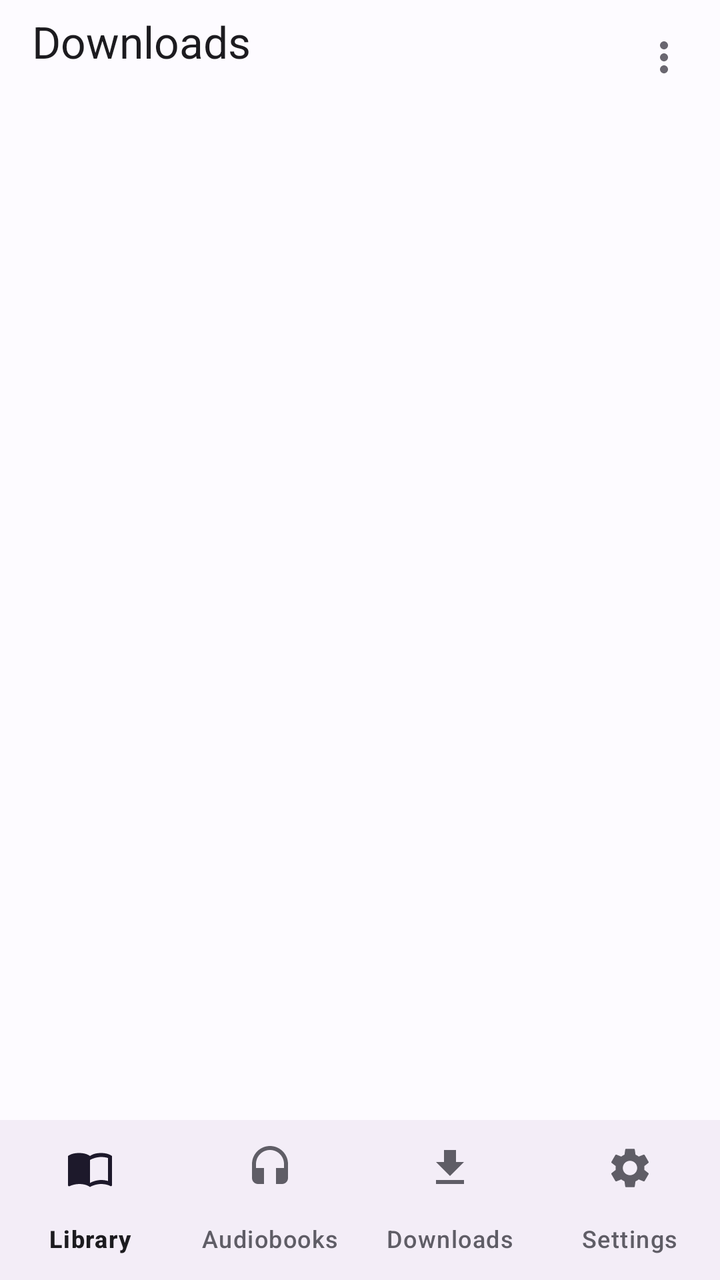
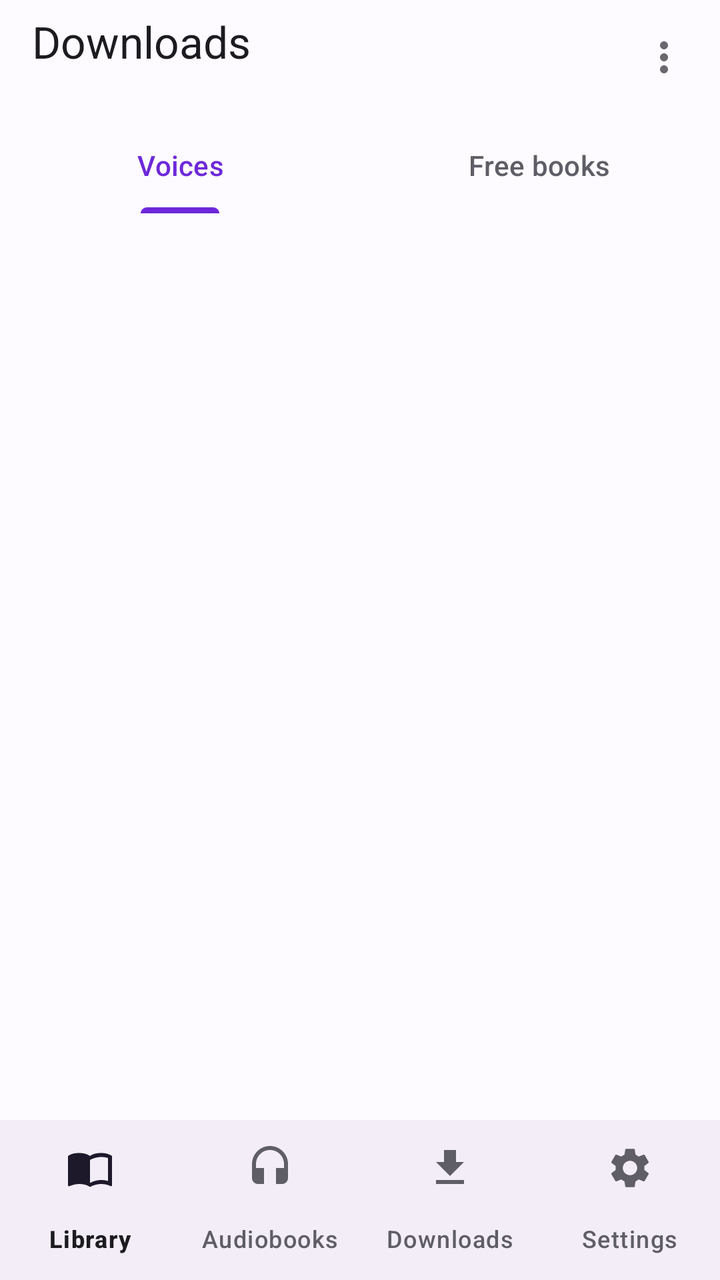

The first picture is an Android layout as it rendered before a commit; the second is the same layout after the commit. The layout source and the unified diff follow.
<!-- AndroidManifest.xml: application theme AppTheme -->
<!-- res/layout/activity_download_central.xml -->
<?xml version="1.0" encoding="utf-8"?>
<LinearLayout
    xmlns:android="http://schemas.android.com/apk/res/android"
    xmlns:app="http://schemas.android.com/apk/res-auto"
    android:layout_width="match_parent"
    android:layout_height="match_parent"
    android:orientation="vertical"
    android:background="@color/color_background"
    android:fitsSystemWindows="true">

    
    <LinearLayout
        android:layout_width="match_parent"
        android:layout_height="wrap_content"
        android:minHeight="56dp"
        android:orientation="horizontal"
        android:paddingStart="16dp"
        android:paddingEnd="4dp"
        android:gravity="center_vertical">

        <ImageButton
            android:id="@+id/btnVoltarDownloads"
            android:layout_width="0dp"
            android:layout_height="0dp"
            android:visibility="gone"
            android:contentDescription="@string/cd_voltar"/>

        <LinearLayout
            android:layout_width="0dp"
            android:layout_height="wrap_content"
            android:layout_weight="1"
            android:orientation="vertical"
            android:paddingTop="6dp"
            android:paddingBottom="6dp">

            <TextView
                android:id="@+id/tvTituloDownloads"
                android:layout_width="match_parent"
                android:layout_height="wrap_content"
                android:text="@string/nav_downloads"
                android:textSize="22sp"
                android:textColor="@color/color_on_surface"/>

            <TextView
                android:id="@+id/tvEspacoLivre"
                android:layout_width="match_parent"
                android:layout_height="wrap_content"
                android:textColor="@color/color_on_surface_muted"
                android:textSize="12sp"/>
        </LinearLayout>

        <ImageButton
            android:id="@+id/btnMaisDownloads"
            android:layout_width="48dp"
            android:layout_height="48dp"
            android:background="@android:color/transparent"
            android:src="@drawable/ic_mais"
            app:tint="@color/color_on_surface_dim"
            android:contentDescription="@string/cd_mais_opcoes"
            android:tooltipText="@string/cd_mais_opcoes"/>
    </LinearLayout>

    <View
        android:layout_width="match_parent"
        android:layout_height="1dp"
        android:background="@color/color_divider"/>

    <androidx.recyclerview.widget.RecyclerView
        android:id="@+id/recyclerDownloads"
        android:layout_width="match_parent"
        android:layout_height="0dp"
        android:layout_weight="1"
        android:overScrollMode="never"/>

    <include
        layout="@layout/view_mini_player"
        android:layout_width="match_parent"
        android:layout_height="wrap_content"/>

    <include layout="@layout/view_barra_navegacao"/>

</LinearLayout>
<!-- res/layout/view_mini_player.xml (included above) -->
<?xml version="1.0" encoding="utf-8"?>
<LinearLayout
    xmlns:android="http://schemas.android.com/apk/res/android"
    xmlns:app="http://schemas.android.com/apk/res-auto"
    android:id="@+id/miniPlayerRoot"
    android:layout_width="match_parent"
    android:layout_height="wrap_content"
    android:orientation="vertical"
    android:background="@color/color_surface"
    android:elevation="8dp"
    android:visibility="gone">

    <View
        android:layout_width="match_parent"
        android:layout_height="1dp"
        android:background="@color/color_divider"/>

    
    <LinearLayout
        android:id="@+id/guidedIndicatorBar"
        android:layout_width="match_parent"
        android:layout_height="52dp"
        android:orientation="horizontal"
        android:gravity="center_vertical"
        android:paddingStart="14dp"
        android:paddingEnd="8dp"
        android:background="@color/color_surface"
        android:visibility="gone">

        <TextView
            android:id="@+id/guidedIndicatorText"
            android:layout_width="0dp"
            android:layout_height="wrap_content"
            android:layout_weight="1"
            android:maxLines="1"
            android:ellipsize="end"
            android:textSize="13sp"
            android:textStyle="bold"
            android:textColor="@color/color_on_surface"/>

        <ImageButton
            android:id="@+id/guidedIndicatorPlayPause"
            android:layout_width="48dp"
            android:layout_height="48dp"
            android:background="@android:color/transparent"
            android:padding="4dp"
            android:src="@drawable/ic_player_pause"
            app:tint="@color/color_primary"
            android:contentDescription="@string/cd_play_pause"
            android:tooltipText="@string/cd_play_pause"/>

    </LinearLayout>

    <LinearLayout
        android:id="@+id/miniPlayerBar"
        android:layout_width="match_parent"
        android:layout_height="56dp"
        android:orientation="horizontal"
        android:gravity="center_vertical"
        android:paddingStart="12dp"
        android:paddingEnd="8dp">

        <TextView
            android:id="@+id/miniPlayerNome"
            android:layout_width="0dp"
            android:layout_height="wrap_content"
            android:layout_weight="1"
            android:maxLines="1"
            android:ellipsize="end"
            android:textSize="13sp"
            android:textStyle="bold"
            android:textColor="@color/color_on_surface"/>

        <ImageButton
            android:id="@+id/miniPlayerPlayPause"
            android:layout_width="48dp"
            android:layout_height="48dp"
            android:background="@android:color/transparent"
            android:padding="4dp"
            android:src="@drawable/ic_player_play"
            app:tint="@color/color_primary"
            android:contentDescription="@string/cd_play_pause"
            android:tooltipText="@string/cd_play_pause"/>

        <ImageButton
            android:id="@+id/miniPlayerExpandir"
            android:layout_width="48dp"
            android:layout_height="48dp"
            android:background="@android:color/transparent"
            android:padding="6dp"
            android:src="@android:drawable/arrow_up_float"
            app:tint="@color/color_on_surface_muted"
            android:contentDescription="@string/cd_expandir_player"
            android:tooltipText="@string/cd_expandir_player"/>

        
        <ImageButton
            android:id="@+id/miniPlayerFechar"
            android:layout_width="48dp"
            android:layout_height="48dp"
            android:background="@android:color/transparent"
            android:padding="8dp"
            android:src="@drawable/ic_player_fechar"
            app:tint="@color/color_on_surface_muted"
            android:contentDescription="@string/cd_fechar_player"
            android:tooltipText="@string/cd_fechar_player"/>

    </LinearLayout>

    <LinearLayout
        android:id="@+id/miniPlayerExpanded"
        android:layout_width="match_parent"
        android:layout_height="wrap_content"
        android:orientation="vertical"
        android:paddingStart="12dp"
        android:paddingEnd="12dp"
        android:paddingBottom="8dp"
        android:visibility="gone">

        <TextView
            android:id="@+id/miniPlayerTempo"
            android:layout_width="match_parent"
            android:layout_height="wrap_content"
            android:gravity="end"
            android:textSize="12sp"
            android:textColor="@color/color_on_surface_muted"
            android:text="@string/tempo_inicial"/>

        <SeekBar
            android:id="@+id/miniPlayerSeek"
            android:contentDescription="@string/cd_posicao_audio"
            android:layout_width="match_parent"
            android:layout_height="wrap_content"
            android:progressTint="@color/color_primary"/>

        <LinearLayout
            android:layout_width="match_parent"
            android:layout_height="wrap_content"
            android:gravity="center"
            android:orientation="horizontal"
            android:layout_marginTop="4dp">

            <Button
                android:id="@+id/miniPlayerRecuar"
                android:layout_width="wrap_content"
                android:layout_height="wrap_content"
android:text="@string/mini_player_recuar"
                    android:textColor="@color/color_on_surface"
                    android:textSize="12sp"
                    style="@style/Widget.Material3.Button.TextButton"/>

            <ImageButton
                android:id="@+id/miniPlayerPlayPauseGrande"
                android:layout_width="52dp"
                android:layout_height="52dp"
                android:background="@drawable/bg_play_button"
                android:src="@drawable/ic_player_play"
                app:tint="@color/color_on_surface"
                android:contentDescription="@string/cd_play_pause"
                android:tooltipText="@string/cd_play_pause"
                android:layout_marginStart="8dp"
                android:layout_marginEnd="8dp"/>

            <Button
                android:id="@+id/miniPlayerAvancar"
                android:layout_width="wrap_content"
                android:layout_height="wrap_content"
android:text="@string/mini_player_avancar"
                    android:textColor="@color/color_on_surface"
                    android:textSize="12sp"
                    style="@style/Widget.Material3.Button.TextButton"/>

            <Button
                android:id="@+id/miniPlayerSleepTimer"
                android:layout_width="wrap_content"
                android:layout_height="wrap_content"
                android:text="😴"
                android:textSize="16sp"
                android:textColor="@color/color_on_surface"
                android:background="@android:color/transparent"
                android:contentDescription="@string/cd_sleep_timer"
                android:layout_marginStart="8dp"/>

        </LinearLayout>

        <HorizontalScrollView
            android:layout_width="match_parent"
            android:layout_height="wrap_content"
            android:scrollbars="none"
            android:layout_marginTop="4dp">

        <LinearLayout
            android:layout_width="wrap_content"
            android:layout_height="wrap_content"
            android:layout_gravity="center_horizontal"
            android:orientation="horizontal"
            android:gravity="center">

            <Button
                android:id="@+id/miniPlayerVel075"
                android:layout_width="wrap_content"
                android:layout_height="wrap_content"
android:text="@string/mini_player_vel_075"
                    android:textColor="@color/color_on_surface"
                android:textSize="12sp"
                style="@style/Widget.Material3.Button.TextButton"/>

            <Button
                android:id="@+id/miniPlayerVel100"
                android:layout_width="wrap_content"
                android:layout_height="wrap_content"
android:text="@string/mini_player_vel_100"
                    android:textColor="@color/color_on_surface"
                android:textSize="12sp"
                style="@style/Widget.Material3.Button.TextButton"/>

            <Button
                android:id="@+id/miniPlayerVel125"
                android:layout_width="wrap_content"
                android:layout_height="wrap_content"
android:text="@string/mini_player_vel_125"
                    android:textColor="@color/color_on_surface"
                android:textSize="12sp"
                style="@style/Widget.Material3.Button.TextButton"/>

            <Button
                android:id="@+id/miniPlayerVel150"
                android:layout_width="wrap_content"
                android:layout_height="wrap_content"
android:text="@string/mini_player_vel_150"
                    android:textColor="@color/color_on_surface"
                android:textSize="12sp"
                style="@style/Widget.Material3.Button.TextButton"/>

            <Button
                android:id="@+id/miniPlayerVel200"
                android:layout_width="wrap_content"
                android:layout_height="wrap_content"
android:text="@string/mini_player_vel_200"
                    android:textColor="@color/color_on_surface"
                android:textSize="12sp"
                style="@style/Widget.Material3.Button.TextButton"/>

        </LinearLayout>

        </HorizontalScrollView>

        <Button
            android:id="@+id/miniPlayerLerLivro"
            android:layout_width="wrap_content"
            android:layout_height="wrap_content"
            android:layout_gravity="center_horizontal"
            android:layout_marginTop="4dp"
            android:text="@string/mini_player_ler_livro"
            android:textColor="@color/color_on_surface"
            android:textSize="12sp"
            android:background="@android:color/transparent"
            android:visibility="gone"
            style="@style/Widget.Material3.Button.TextButton"/>

        <Button
            android:id="@+id/miniPlayerCapitulos"
            android:layout_width="wrap_content"
            android:layout_height="wrap_content"
            android:layout_gravity="center_horizontal"
            android:layout_marginTop="4dp"
            android:text="@string/action_capitulos"
            android:textColor="@color/color_on_surface"
            android:textSize="12sp"
            android:background="@android:color/transparent"
            android:visibility="gone"
            style="@style/Widget.Material3.Button.TextButton"/>

    </LinearLayout>

</LinearLayout>
<!-- res/layout/view_barra_navegacao.xml (included above) -->
<?xml version="1.0" encoding="utf-8"?>
<com.google.android.material.bottomnavigation.BottomNavigationView
    xmlns:android="http://schemas.android.com/apk/res/android"
    xmlns:app="http://schemas.android.com/apk/res-auto"
    android:id="@+id/navPrincipal"
    android:layout_width="match_parent"
    android:layout_height="wrap_content"
    android:background="?attr/lylyBarraNavegacao"
    app:menu="@menu/menu_navegacao_principal"
    app:labelVisibilityMode="labeled"/>
<!-- resources referenced by this layout -->
<resources>
  <!-- drawable bg_play_button (drawable) -->
  <?xml version="1.0" encoding="utf-8"?>
  <shape xmlns:android="http://schemas.android.com/apk/res/android"
      android:shape="oval">
      <solid android:color="@color/color_primary"/>
  </shape>
  <!-- drawable ic_player_fechar (drawable) -->
  <?xml version="1.0" encoding="utf-8"?>
  <vector xmlns:android="http://schemas.android.com/apk/res/android"
      android:width="24dp"
      android:height="24dp"
      android:viewportWidth="24"
      android:viewportHeight="24">
      <path
          android:fillColor="#FFFFFFFF"
          android:pathData="M19,6.41L17.59,5 12,10.59 6.41,5 5,6.41 10.59,12 5,17.59 6.41,19 12,13.41 17.59,19 19,17.59 13.41,12z"/>
  </vector>
  <!-- drawable ic_player_pause (drawable) -->
  <?xml version="1.0" encoding="utf-8"?>
  <vector xmlns:android="http://schemas.android.com/apk/res/android"
      android:width="24dp"
      android:height="24dp"
      android:viewportWidth="24"
      android:viewportHeight="24">
      <path
          android:fillColor="#FFFFFFFF"
          android:pathData="M6,19h4V5H6v14zM14,5v14h4V5h-4z"/>
  </vector>
  <!-- drawable ic_player_play (drawable) -->
  <?xml version="1.0" encoding="utf-8"?>
  <vector xmlns:android="http://schemas.android.com/apk/res/android"
      android:width="24dp"
      android:height="24dp"
      android:viewportWidth="24"
      android:viewportHeight="24">
      <path
          android:fillColor="#FFFFFFFF"
          android:pathData="M8,5v14l11,-7z"/>
  </vector>
  <string name="action_capitulos">Chapters</string>
  <string name="cd_expandir_player">Expand player</string>
  <string name="cd_fechar_player">Close player</string>
  <string name="cd_mais_opcoes">More options</string>
  <string name="cd_play_pause">Play/Pause</string>
  <string name="cd_posicao_audio">Playback position</string>
  <string name="cd_sleep_timer">Sleep timer</string>
  <string name="cd_voltar">Back</string>
  <string name="mini_player_avancar">+15s</string>
  <string name="mini_player_ler_livro">📖 Read this book</string>
  <string name="mini_player_recuar">-15s</string>
  <string name="mini_player_vel_075">0.75x</string>
  <string name="mini_player_vel_100">1x</string>
  <string name="mini_player_vel_125">1.25x</string>
  <string name="mini_player_vel_150">1.5x</string>
  <string name="mini_player_vel_200">2x</string>
  <string name="nav_downloads">Downloads</string>
  <string name="tempo_inicial">0:00 / 0:00</string>
  <style name="LylyTransicao">
          <item name="android:activityOpenEnterAnimation">@anim/fade_in</item>
          <item name="android:activityOpenExitAnimation">@anim/fade_out</item>
          <item name="android:activityCloseEnterAnimation">@anim/fade_in</item>
          <item name="android:activityCloseExitAnimation">@anim/fade_out</item>
      </style>
  <!-- unchanged entries left out for length: 2 -->
</resources>

<!-- the commit's change to res/layout/activity_download_central.xml (unified diff, before → after) -->
@@ -65,20 +65,264 @@
         android:layout_height="1dp"
         android:background="@color/color_divider"/>
 
+    
+    <com.google.android.material.tabs.TabLayout
+        android:id="@+id/tabsDownloads"
+        android:layout_width="match_parent"
+        android:layout_height="wrap_content"
+        android:background="@color/color_background"
+        app:tabIndicatorColor="?attr/colorPrimary"
+        app:tabSelectedTextColor="?attr/colorPrimary"
+        app:tabTextColor="@color/color_on_surface_muted"
+        app:tabMode="fixed"
+        app:tabGravity="fill">
+
+        <com.google.android.material.tabs.TabItem
+            android:layout_width="wrap_content"
+            android:layout_height="wrap_content"
+            android:text="@string/dl_aba_vozes"/>
+
+        <com.google.android.material.tabs.TabItem
+            android:layout_width="wrap_content"
+            android:layout_height="wrap_content"
+            android:text="@string/dl_aba_livros"/>
+    </com.google.android.material.tabs.TabLayout>
+
+    <View
+        android:layout_width="match_parent"
+        android:layout_height="1dp"
+        android:background="@color/color_divider"/>
+
+    <FrameLayout
+        android:layout_width="match_parent"
+        android:layout_height="0dp"
+        android:layout_weight="1">
+
+        <androidx.recyclerview.widget.RecyclerView
+            android:id="@+id/recyclerDownloads"
+            android:layout_width="match_parent"
+            android:layout_height="match_parent"
+            android:overScrollMode="never"/>
+
+        
+        <LinearLayout
+            android:id="@+id/layoutAbaLivros"
+            android:layout_width="match_parent"
+            android:layout_height="match_parent"
+            android:orientation="vertical"
+            android:visibility="gone">
+
+            <androidx.recyclerview.widget.RecyclerView
+                android:id="@+id/recyclerLivrosBaixando"
+                android:layout_width="match_parent"
+                android:layout_height="wrap_content"
+                android:overScrollMode="never"
+                android:nestedScrollingEnabled="false"
+                android:visibility="gone"/>
+
+            <TextView
+                android:id="@+id/tvMaisLivrosNaFila"
+                android:layout_width="match_parent"
+                android:layout_height="wrap_content"
+                android:paddingStart="16dp"
+                android:paddingEnd="16dp"
+                android:paddingBottom="6dp"
+                android:textColor="@color/color_on_surface_dim"
+                android:textSize="13sp"
+                android:visibility="gone"/>
+
+            <include
+                android:id="@+id/painelBuscaLivros"
+                layout="@layout/view_busca_livros"
+                android:layout_width="match_parent"
+                android:layout_height="0dp"
+                android:layout_weight="1"/>
+        </LinearLayout>
+    </FrameLayout>
+
+    <include
+        layout="@layout/view_mini_player"
+        android:layout_width="match_parent"
+        android:layout_height="wrap_content"/>
+
+    <include layout="@layout/view_barra_navegacao"/>
+
+</LinearLayout>
+<!-- res/layout/view_busca_livros.xml (included above) -->
+<?xml version="1.0" encoding="utf-8"?>
+<LinearLayout
+    xmlns:android="http://schemas.android.com/apk/res/android"
+    xmlns:app="http://schemas.android.com/apk/res-auto"
+    android:id="@+id/painelBuscaLivros"
+    android:layout_width="match_parent"
+    android:layout_height="match_parent"
+    android:orientation="vertical">
+
+    <LinearLayout
+        android:layout_width="match_parent"
+        android:layout_height="wrap_content"
+        android:orientation="horizontal"
+        android:gravity="center_vertical"
+        android:paddingStart="16dp"
+        android:paddingEnd="8dp"
+        android:paddingTop="8dp">
+
+        <EditText
+            android:id="@+id/etBuscaLivro"
+            android:layout_width="0dp"
+            android:layout_height="48dp"
+            android:layout_weight="1"
+            android:hint="@string/livros_busca_hint"
+            android:imeOptions="actionSearch"
+            android:inputType="text"
+            android:maxLines="1"
+            android:textColor="@color/color_on_surface"
+            android:textSize="15sp"/>
+
+        <Button
+            android:id="@+id/btnBuscarLivro"
+            android:layout_width="wrap_content"
+            android:layout_height="wrap_content"
+        android:minHeight="48dp"
+            android:text="@string/livros_buscar"
+            android:textSize="13sp"
+            android:backgroundTint="?attr/colorPrimary"
+            android:textColor="?attr/colorOnPrimary"/>
+    </LinearLayout>
+
+    <com.google.android.material.progressindicator.LinearProgressIndicator
+        android:id="@+id/pbBuscaLivros"
+        android:layout_width="match_parent"
+        android:layout_height="wrap_content"
+        android:layout_marginStart="16dp"
+        android:layout_marginEnd="16dp"
+        android:layout_marginTop="4dp"
+        android:indeterminate="true"
+        android:visibility="gone"/>
+
+    <com.google.android.material.chip.ChipGroup
+        android:id="@+id/rgFonteLivro"
+        android:layout_width="match_parent"
+        android:layout_height="wrap_content"
+        android:paddingStart="12dp"
+        android:paddingEnd="12dp"
+        android:paddingTop="4dp"
+        app:singleSelection="true"
+        app:selectionRequired="true"
+        app:singleLine="false">
+        <com.google.android.material.chip.Chip
+            android:id="@+id/rbFonteGutenberg"
+            style="@style/Widget.Material3.Chip.Filter"
+            android:layout_width="wrap_content"
+            android:layout_height="wrap_content"
+            android:text="@string/livros_fonte_gutenberg"
+            android:checked="true"/>
+        <com.google.android.material.chip.Chip
+            android:id="@+id/rbFonteWikisource"
+            style="@style/Widget.Material3.Chip.Filter"
+            android:layout_width="wrap_content"
+            android:layout_height="wrap_content"
+            android:text="@string/livros_fonte_wikisource"
+            android:checked="false"/>
+        <com.google.android.material.chip.Chip
+            android:id="@+id/rbFonteArchive"
+            style="@style/Widget.Material3.Chip.Filter"
+            android:layout_width="wrap_content"
+            android:layout_height="wrap_content"
+            android:text="@string/livros_fonte_archive"
+            android:checked="false"/>
+    </com.google.android.material.chip.ChipGroup>
+
+    <com.google.android.material.chip.ChipGroup
+        android:id="@+id/rgIdiomaLivro"
+        android:layout_width="match_parent"
+        android:layout_height="wrap_content"
+        android:paddingStart="12dp"
+        android:paddingEnd="12dp"
+        app:singleSelection="true"
+        app:selectionRequired="true"
+        app:singleLine="false">
+        <com.google.android.material.chip.Chip
+            android:id="@+id/rbIdiomaTodos"
+            style="@style/Widget.Material3.Chip.Filter"
+            android:layout_width="wrap_content"
+            android:layout_height="wrap_content"
+            android:text="@string/livros_idioma_todos"
+            android:checked="true"/>
+        <com.google.android.material.chip.Chip
+            android:id="@+id/rbIdiomaPt"
+            style="@style/Widget.Material3.Chip.Filter"
+            android:layout_width="wrap_content"
+            android:layout_height="wrap_content"
+            android:text="@string/chip_idioma_pt"
+            android:checked="false"/>
+        <com.google.android.material.chip.Chip
+            android:id="@+id/rbIdiomaEn"
+            style="@style/Widget.Material3.Chip.Filter"
+            android:layout_width="wrap_content"
+            android:layout_height="wrap_content"
+            android:text="@string/chip_idioma_en"
+            android:checked="false"/>
+        <com.google.android.material.chip.Chip
+            android:id="@+id/rbIdiomaEs"
+            style="@style/Widget.Material3.Chip.Filter"
+            android:layout_width="wrap_content"
+            android:layout_height="wrap_content"
+            android:text="@string/chip_idioma_es"
+            android:checked="false"/>
+    </com.google.android.material.chip.ChipGroup>
+
+    <Button
+        android:id="@+id/btnBaixarTodosLivros"
+        style="@style/Widget.Material3.Button.TonalButton"
+        android:layout_width="match_parent"
+        android:layout_height="wrap_content"
+        android:layout_marginStart="12dp"
+        android:layout_marginEnd="12dp"
+        android:layout_marginTop="4dp"
+        android:minHeight="48dp"
+        android:text="@string/livros_baixar_todos"
+        android:textAllCaps="false"
+        android:visibility="gone"/>
+
+    <TextView
+        android:id="@+id/tvStatusLivros"
+        android:layout_width="match_parent"
+        android:layout_height="wrap_content"
+        android:paddingStart="16dp"
+        android:paddingEnd="16dp"
+        android:paddingBottom="4dp"
+        android:textColor="@color/color_on_surface_dim"
+        android:textSize="12sp"/>
+
     <androidx.recyclerview.widget.RecyclerView
-        android:id="@+id/recyclerDownloads"
+        android:id="@+id/recyclerLivros"
         android:layout_width="match_parent"
         android:layout_height="0dp"
         android:layout_weight="1"
         android:overScrollMode="never"/>
 
-    <include
-        layout="@layout/view_mini_player"
-        android:layout_width="match_parent"
-        android:layout_height="wrap_content"/>
-
-    <include layout="@layout/view_barra_navegacao"/>
-
+    <Button
+        android:id="@+id/btnMaisLivros"
+        style="@style/Widget.Material3.Button.OutlinedButton"
+        android:layout_width="match_parent"
+        android:layout_height="wrap_content"
+        android:minHeight="48dp"
+        android:layout_marginStart="14dp"
+        android:layout_marginEnd="14dp"
+        android:text="@string/livros_mais"
+        android:textColor="?attr/colorPrimary"
+        android:textSize="13sp"
+        android:visibility="gone"/>
+
+    <TextView
+        android:id="@+id/tvAvisoLivros"
+        android:layout_width="match_parent"
+        android:layout_height="wrap_content"
+        android:padding="14dp"
+        android:text="@string/livros_aviso"
+        android:textColor="@color/color_on_surface_muted"
+        android:textSize="12sp"/>
 </LinearLayout>
 <!-- res/layout/view_mini_player.xml (included above) -->
 <?xml version="1.0" encoding="utf-8"?>
<!-- resource entries referenced after the edit -->
@@ -47,6 +47,20 @@
   <string name="cd_posicao_audio">Playback position</string>
   <string name="cd_sleep_timer">Sleep timer</string>
   <string name="cd_voltar">Back</string>
+  <string name="chip_idioma_en" translatable="false">English</string>
+  <string name="chip_idioma_es" translatable="false">Español</string>
+  <string name="chip_idioma_pt" translatable="false">Português</string>
+  <string name="dl_aba_livros">Free books</string>
+  <string name="dl_aba_vozes">Voices</string>
+  <string name="livros_aviso">Books from Project Gutenberg (gutenberg.org), public domain in the United States. Copyright rules in your country may differ.</string>
+  <string name="livros_baixar_todos">Download all results (in the background)</string>
+  <string name="livros_busca_hint">Title or author</string>
+  <string name="livros_buscar">Search</string>
+  <string name="livros_fonte_archive">Internet Archive</string>
+  <string name="livros_fonte_gutenberg">Gutenberg</string>
+  <string name="livros_fonte_wikisource">Wikisource</string>
+  <string name="livros_idioma_todos">All</string>
+  <string name="livros_mais">More results</string>
   <string name="mini_player_avancar">+15s</string>
   <string name="mini_player_ler_livro">📖 Read this book</string>
   <string name="mini_player_recuar">-15s</string>
